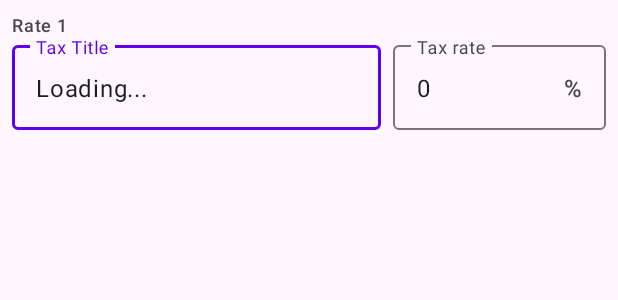
After one commit to yuchan2215/RegisterSimulator, an Android app: the layout tax_setting_item.xml on its own in the app's theme, with its tools: preview values and no code run, on a phone screen of 412 x 824 dp. The commit adds this screen. Shown: the top 300 px of the screen. Run offline under Robolectric (Android 15) with nearby library versions, the phone set to English and light mode, and no system bars.

Commit message:
add: 税率入力のレイアウトを作成

```diff
--- /dev/null
+++ b/app/src/main/res/layout/tax_setting_item.xml
@@ -0,0 +1,66 @@
+<?xml version="1.0" encoding="utf-8"?>
+<androidx.constraintlayout.widget.ConstraintLayout xmlns:android="http://schemas.android.com/apk/res/android"
+    xmlns:app="http://schemas.android.com/apk/res-auto"
+    xmlns:tools="http://schemas.android.com/tools"
+    class="xyz.miyayu.android.registersimulator.views.view.TaxSettingItem"
+    android:layout_width="match_parent"
+    android:layout_height="match_parent"
+    android:layout_margin="8dp">
+
+    <TextView
+        android:id="@+id/rate_label"
+        android:layout_width="wrap_content"
+        android:layout_height="wrap_content"
+        android:textAppearance="@style/TextAppearance.Material3.LabelMedium"
+        app:layout_constraintStart_toStartOf="parent"
+        app:layout_constraintTop_toTopOf="parent"
+        tools:text="Rate 1" />
+    <androidx.constraintlayout.widget.Guideline
+        android:id="@+id/tax_guide_line"
+        android:layout_width="wrap_content"
+        android:layout_height="wrap_content"
+        android:orientation="vertical"
+        app:layout_constraintGuide_end="150dp" />
+
+    <com.google.android.material.textfield.TextInputLayout
+        android:id="@+id/tax_title_input"
+        android:layout_width="0dp"
+        android:layout_height="wrap_content"
+        android:hint="@string/tax_name_hint"
+        app:layout_constraintEnd_toEndOf="@id/tax_guide_line"
+        app:layout_constraintStart_toStartOf="parent"
+        app:layout_constraintTop_toBottomOf="@id/rate_label">
+
+        <com.google.android.material.textfield.TextInputEditText
+            android:id="@+id/tax_title_input_edit"
+            android:layout_width="match_parent"
+            android:layout_height="wrap_content"
+            android:inputType="text"
+            android:lines="1"
+            android:text="Loading..."
+            tools:ignore="HardcodedText,TextContrastCheck" />
+
+    </com.google.android.material.textfield.TextInputLayout>
+
+    <com.google.android.material.textfield.TextInputLayout
+        android:id="@+id/tax_rate_input"
+        android:layout_width="0dp"
+        android:layout_height="wrap_content"
+        android:layout_marginStart="8dp"
+        android:hint="@string/tax_rate_hint"
+        app:layout_constraintEnd_toEndOf="parent"
+        app:layout_constraintStart_toStartOf="@id/tax_guide_line"
+        app:layout_constraintTop_toTopOf="@+id/tax_title_input"
+        app:suffixText="@string/percent">
+
+        <com.google.android.material.textfield.TextInputEditText
+            android:id="@+id/tax_rate_input_edit"
+            android:layout_width="match_parent"
+            android:layout_height="wrap_content"
+            android:inputType="numberDecimal"
+            android:lines="1"
+            android:text="0"
+            tools:ignore="HardcodedText,TextContrastCheck" />
+    </com.google.android.material.textfield.TextInputLayout>
+
+</androidx.constraintlayout.widget.ConstraintLayout>
--- a/app/src/main/res/values/strings.xml
+++ b/app/src/main/res/values/strings.xml
@@ -5,4 +5,7 @@
     <string name="open_items_setting">Items</string>
     <string name="open_categories_setting">Categories</string>
     <string name="open_tax_setting">Tax</string>
+    <string name="tax_name_hint">Tax Title</string>
+    <string name="percent">%</string>
+    <string name="tax_rate_hint">Tax rate</string>
 </resources>
```
Also changed, not shown: app/src/main/java/xyz/miyayu/android/registersimulator/views/view/TaxSettingItem.kt (added, +16 -0 lines), app/src/main/res/layout/tax_setting_fragment.xml (+21 -4 lines).
